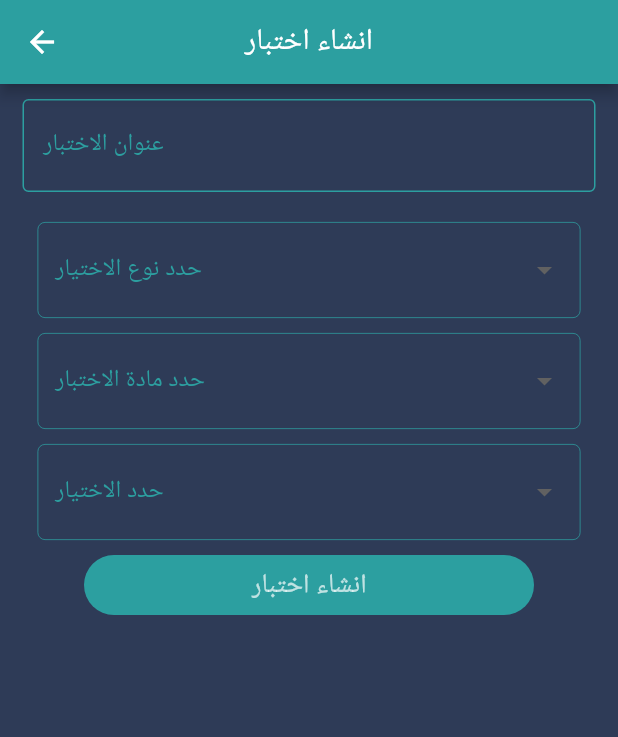
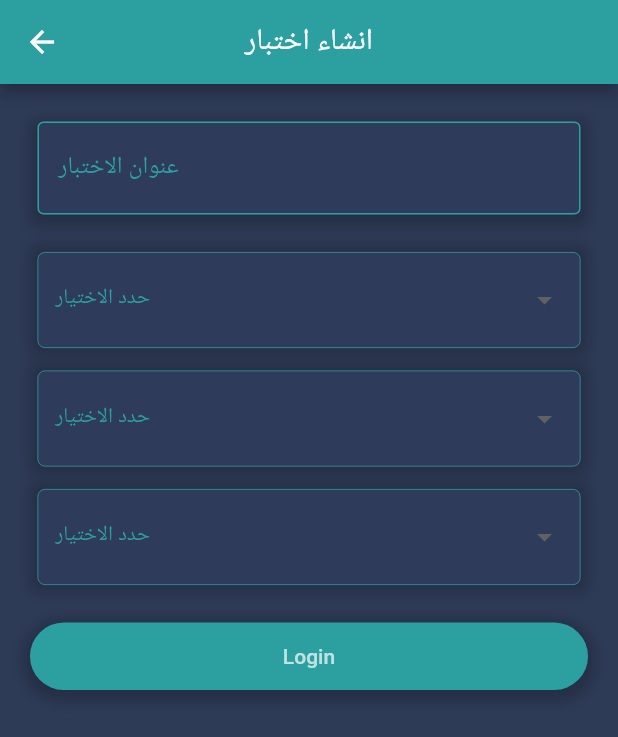
Before and after one commit to jacob-GtH/electronic_exams_1, a Flutter app: the AddExam screen opened directly, on a phone screen of 412 x 824 dp. Shown: the top 737 px of the screen. Run offline on Flutter 3.47's test engine with Material 2 defaults, Android fonts, the phone set to English and light mode, and no system bars.

Commit message:
first commit flutter

```diff
--- a/lib/teachers/creat_exam.dart
+++ b/lib/teachers/creat_exam.dart
@@ -23,19 +23,30 @@ class _AddExamState extends State<AddExam> {
         centerTitle: true,
         backgroundColor: Color(0xFF2C9FA0),
       ),
-        body: SingleChildScrollView(
-          child: Column(
+      body: ListView(
         children: <Widget>[
           //حقل لعنوان الاختبار
-
-              const Padding(
-                padding: EdgeInsets.symmetric(horizontal: 15, vertical: 10),
-                child: TextField(
+          Container(
+            decoration: BoxDecoration(
+              boxShadow: [
+                BoxShadow(
+                  color: Colors.black.withOpacity(0.2),
+                  spreadRadius: 5,
+                  blurRadius: 7,
+                  offset: Offset(0, 3), // changes position of shadow
+                ),
+              ],
+            ),
+            margin: const EdgeInsets.only(
+                left: 25.0, right: 25.0, top: 25.0, bottom: 15.0),
+            child: const TextField(
               style: TextStyle(
                 color: Colors.white,
               ),
               textAlign: TextAlign.center,
               decoration: InputDecoration(
+                  filled: true,
+                  fillColor: Color(0xFF2E3B5A),
                   enabledBorder: OutlineInputBorder(
                     borderSide: BorderSide(
                       color: Color(0xFF2C9FA0),
@@ -44,30 +55,42 @@ class _AddExamState extends State<AddExam> {
                   ),
                   border: OutlineInputBorder(),
                   labelText: 'عنوان الاختبار ',
-                      labelStyle: TextStyle(color: Color(0xFF2C9FA0),),
+                  labelStyle: TextStyle(
+                    color: Color(0xFF2C9FA0),
+                  ),
                   hintStyle: TextStyle(color: Color(0xFF2C9FA0)),
                   hintText: 'اختبار ايااياتست تبتسيات'),
             ),
           ),
           //حقل لنوع الاختبار
-              Padding(
-                padding: const EdgeInsets.only(
-                    left: 25.0, right: 25.0, top: 10.0, bottom: 0),
+          Container(
+            margin: const EdgeInsets.only(
+                left: 25.0, right: 25.0, top: 10.0, bottom: 5.0),
+            decoration: BoxDecoration(
+              boxShadow: [
+                BoxShadow(
+                  color: Colors.black.withOpacity(0.2),
+                  spreadRadius: 5,
+                  blurRadius: 7,
+                  offset: Offset(0, 0), // changes position of shadow
+                ),
+              ],
+            ),
             child: DropdownButtonFormField<String>(
-                  dropdownColor: Color(0x342E3B57),
-                  style: const TextStyle(
-                    color: Colors.white70,
-                  ),
-
+              dropdownColor: Color(0xFF2E3B5A),
+              style: const TextStyle(color: Colors.white70, fontSize: 14),
               decoration: const InputDecoration(
+                filled: true,
+                fillColor: Color(0xFF2E3B5A),
                 enabledBorder: OutlineInputBorder(
                     gapPadding: 4.0,
                     borderSide:
                         BorderSide(color: Color(0xFF2C9FA0), width: 0.5),
                     borderRadius: BorderRadius.all(Radius.circular(5))),
                 border: OutlineInputBorder(),
-                      labelStyle: TextStyle(color: Color(0xFF2C9FA0)),
-                      labelText: 'حدد نوع الاختيار'),
+                labelText: 'حدد الاختيار',
+                labelStyle: TextStyle(color: Color(0xFF2C9FA0), fontSize: 14),
+              ),
               // value: dropdownValue,
               items: <String>[
                 'Alabama',
@@ -94,25 +117,36 @@ class _AddExamState extends State<AddExam> {
               value: dropdownValue_type_exam,
             ),
           ),
+
           //حقل لمادة الاختبار
-              Padding(
-                padding: const EdgeInsets.only(
-                    left: 25.0, right: 25.0, top: 10.0, bottom: 0),
+          Container(
+            margin: const EdgeInsets.only(
+                left: 25.0, right: 25.0, top: 10.0, bottom: 5.0),
+            decoration: BoxDecoration(
+              boxShadow: [
+                BoxShadow(
+                  color: Colors.black.withOpacity(0.2),
+                  spreadRadius: 5,
+                  blurRadius: 7,
+                  offset: Offset(0, 0), // changes position of shadow
+                ),
+              ],
+            ),
             child: DropdownButtonFormField<String>(
-                  dropdownColor: Color(0x342E3B57),
-                  style: const TextStyle(
-                    color: Colors.white70,
-                  ),
-
+              dropdownColor: Color(0xFF2E3B5A),
+              style: const TextStyle(color: Colors.white70, fontSize: 14),
               decoration: const InputDecoration(
+                filled: true,
+                fillColor: Color(0xFF2E3B5A),
                 enabledBorder: OutlineInputBorder(
                     gapPadding: 4.0,
                     borderSide:
                         BorderSide(color: Color(0xFF2C9FA0), width: 0.5),
                     borderRadius: BorderRadius.all(Radius.circular(5))),
                 border: OutlineInputBorder(),
-                      labelStyle: TextStyle(color: Color(0xFF2C9FA0)),
-                      labelText: 'حدد مادة الاختبار '),
+                labelText: 'حدد الاختيار',
+                labelStyle: TextStyle(color: Color(0xFF2C9FA0), fontSize: 14),
+              ),
               // value: dropdownValue,
               items: <String>[
                 'Alabama',
@@ -140,17 +174,25 @@ class _AddExamState extends State<AddExam> {
             ),
           ),
           //حقل تحديدالاختيار
-              Padding(
-                padding: const EdgeInsets.only(
-                    left: 25.0, right: 25.0, top: 10.0, bottom: 0),
+          Container(
+            margin: const EdgeInsets.only(
+                left: 25.0, right: 25.0, top: 10.0, bottom: 5.0),
+            decoration: BoxDecoration(
+              boxShadow: [
+                BoxShadow(
+                  color: Colors.black.withOpacity(0.2),
+                  spreadRadius: 5,
+                  blurRadius: 7,
+                  offset: Offset(0, 0), // changes position of shadow
+                ),
+              ],
+            ),
             child: DropdownButtonFormField<String>(
-                  dropdownColor: Color(0x342E3B57),
-                  style: const TextStyle(
-                    color: Colors.white70,
-                  ),
-
+              dropdownColor: Color(0xFF2E3B5A),
+              style: const TextStyle(color: Colors.white70, fontSize: 14),
               decoration: const InputDecoration(
-
+                filled: true,
+                fillColor: Color(0xFF2E3B5A),
                 enabledBorder: OutlineInputBorder(
                     gapPadding: 4.0,
                     borderSide:
@@ -158,7 +200,7 @@ class _AddExamState extends State<AddExam> {
                     borderRadius: BorderRadius.all(Radius.circular(5))),
                 border: OutlineInputBorder(),
                 labelText: 'حدد الاختيار',
-                      labelStyle: TextStyle(color: Color(0xFF2C9FA0)),
+                labelStyle: TextStyle(color: Color(0xFF2C9FA0), fontSize: 14),
               ),
               // value: dropdownValue,
               items: <String>[
@@ -188,27 +230,33 @@ class _AddExamState extends State<AddExam> {
           ),
 
           Container(
-                height: 40,
-                width: 300,
-                margin: EdgeInsets.only(top: 10.0, bottom: 20.0),
+            height: 45.0,
+            margin: const EdgeInsets.all(20.0),
             decoration: BoxDecoration(
               color: Color(0xFF2C9FA0),
-                    borderRadius: BorderRadius.circular(25)),
+              borderRadius: BorderRadius.circular(25),
+              boxShadow: [
+                BoxShadow(
+                  color: Colors.black.withOpacity(0.2),
+                  spreadRadius: 5,
+                  blurRadius: 7,
+                  offset: Offset(0, 3), // changes position of shadow
+                ),
+              ],
+            ),
             child: TextButton(
               onPressed: () {
-                    Navigator.push(context,
-                        MaterialPageRoute(builder: (context) => Exams()));
+                Navigator.push(
+                    context, MaterialPageRoute(builder: (context) => Exams()));
               },
               child: const Text(
-                    'انشاء اختبار',
-                    style: TextStyle(
-                        color: Color.fromARGB(178, 255, 255, 255),
-                        fontSize: 18),
+                'Login',
+                style: TextStyle(color: Colors.white70, fontSize: 14),
               ),
             ),
           ),
         ],
       ),
-        ));
+    );
   }
 }
--- a/lib/teachers/exams.dart
+++ b/lib/teachers/exams.dart
@@ -4,7 +4,10 @@ import 'create_questions.dart';
 import 'view_questions.dart';
 
 class Exams extends StatefulWidget {
+  const Exams({super.key});
+
   @override
+  // ignore: library_private_types_in_public_api
   _ExamsState createState() => _ExamsState();
 }
 
```
Also changed, not shown: lib/main.dart (+48 -30 lines), lib/teachers/teachers_page.dart (+60 -16 lines). Lines whose indentation alone changed are shown as unchanged.
